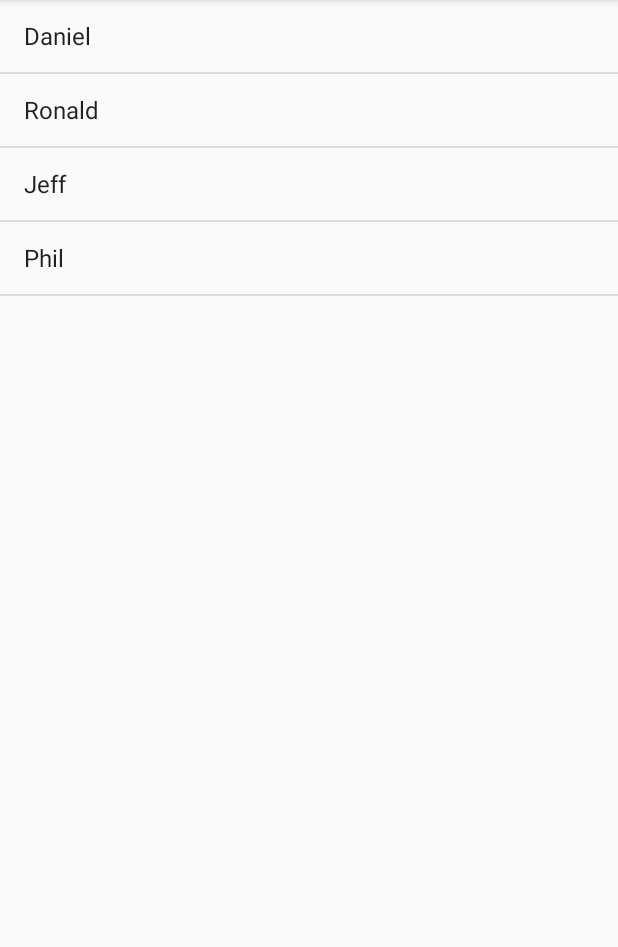
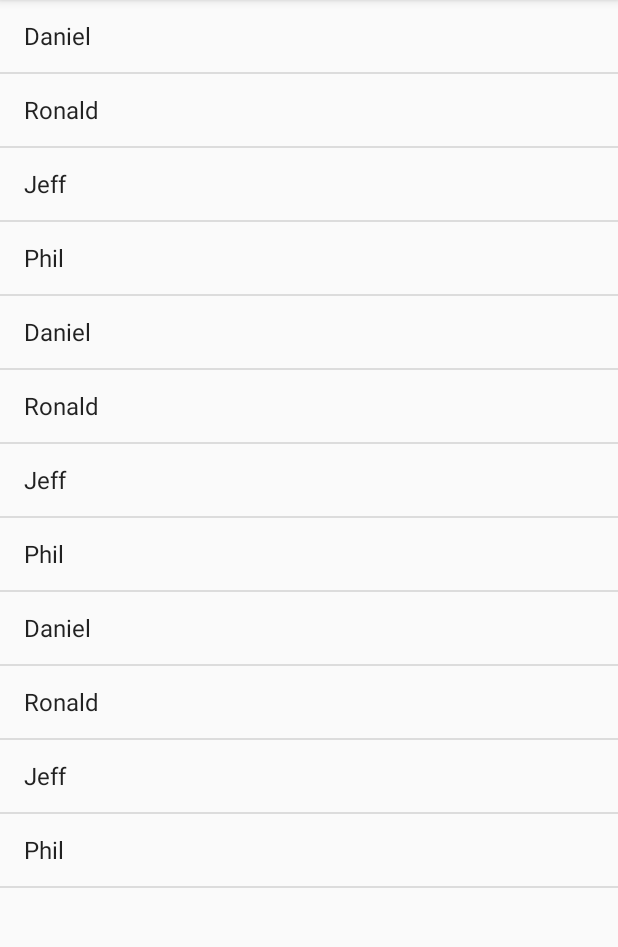
Before and after one commit to joabetc/Agenda, an Android app: the screen it shows after launch (StudentsListActivity), on a phone screen of 412 x 824 dp, the part 84-1031 px from its top. Run offline under Robolectric (Android 15) with nearby library versions, the light colour scheme and no system bars.

Commit message:
Adding more items to the list

```diff
--- a/app/src/main/java/com/example/jtcosta/agenda/StudentsListActivity.java
+++ b/app/src/main/java/com/example/jtcosta/agenda/StudentsListActivity.java
@@ -13,7 +13,7 @@ public class StudentsListActivity extends AppCompatActivity {
         super.onCreate(savedInstanceState);
         setContentView(R.layout.activity_students_list);
 
-        String[] students = {"Daniel", "Ronald", "Jeff", "Phil"};
+        String[] students = {"Daniel", "Ronald", "Jeff", "Phil", "Daniel", "Ronald", "Jeff", "Phil", "Daniel", "Ronald", "Jeff", "Phil"};
         ListView studentsList = (ListView) findViewById(R.id.students_list);
         ArrayAdapter<String> adapter = new ArrayAdapter<String>(this, android.R.layout.simple_list_item_1, students);
         studentsList.setAdapter(adapter);
```
